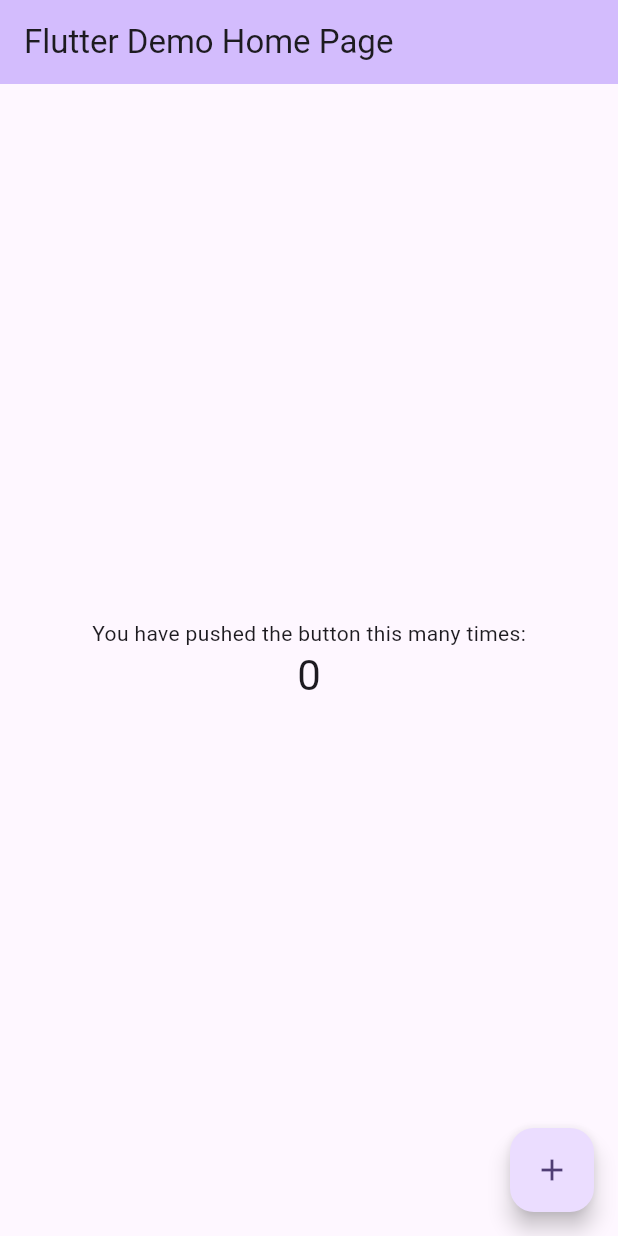
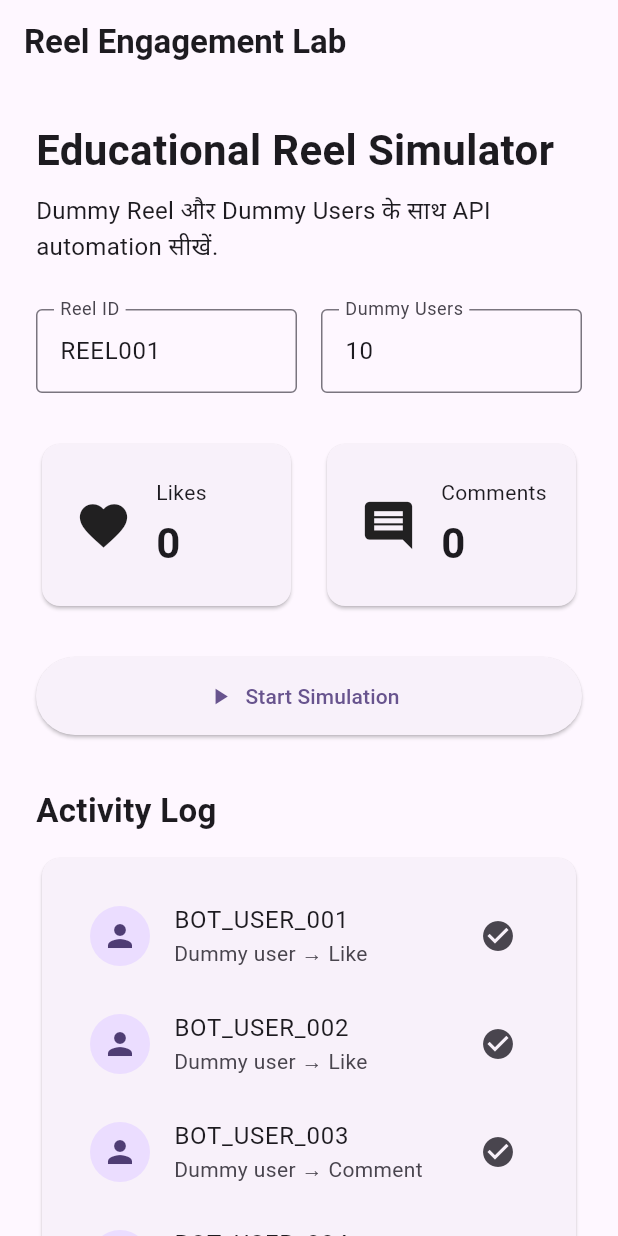
Before and after one commit to thegkexpert662-afk/reel-engagement, a Flutter app: the screen it shows after launch, on a phone screen of 412 x 824 dp. Run offline on Flutter 3.47's test engine with Material 3 defaults, Android fonts, the phone set to English and light mode, and no system bars.

Commit message:
Build educational Reel Engagement dashboard

```diff
--- a/frontend/lib/main.dart
+++ b/frontend/lib/main.dart
@@ -1,122 +1,217 @@
 import 'package:flutter/material.dart';
 
 void main() {
-  runApp(const MyApp());
+  runApp(const ReelEngagementApp());
 }
 
-class MyApp extends StatelessWidget {
-  const MyApp({super.key});
+class ReelEngagementApp extends StatelessWidget {
+  const ReelEngagementApp({super.key});
 
-  // This widget is the root of your application.
   @override
   Widget build(BuildContext context) {
     return MaterialApp(
-      title: 'Flutter Demo',
+      debugShowCheckedModeBanner: false,
+      title: 'Reel Engagement Lab',
       theme: ThemeData(
-        // This is the theme of your application.
-        //
-        // TRY THIS: Try running your application with "flutter run". You'll see
-        // the application has a purple toolbar. Then, without quitting the app,
-        // try changing the seedColor in the colorScheme below to Colors.green
-        // and then invoke "hot reload" (save your changes or press the "hot
-        // reload" button in a Flutter-supported IDE, or press "r" if you used
-        // the command line to start the app).
-        //
-        // Notice that the counter didn't reset back to zero; the application
-        // state is not lost during the reload. To reset the state, use hot
-        // restart instead.
-        //
-        // This works for code too, not just values: Most code changes can be
-        // tested with just a hot reload.
-        colorScheme: .fromSeed(seedColor: Colors.deepPurple),
+        colorScheme: ColorScheme.fromSeed(seedColor: Colors.deepPurple),
+        useMaterial3: true,
       ),
-      home: const MyHomePage(title: 'Flutter Demo Home Page'),
+      home: const DashboardScreen(),
     );
   }
 }
 
-class MyHomePage extends StatefulWidget {
-  const MyHomePage({super.key, required this.title});
-
-  // This widget is the home page of your application. It is stateful, meaning
-  // that it has a State object (defined below) that contains fields that affect
-  // how it looks.
-
-  // This class is the configuration for the state. It holds the values (in this
-  // case the title) provided by the parent (in this case the App widget) and
-  // used by the build method of the State. Fields in a Widget subclass are
-  // always marked "final".
-
-  final String title;
+class DashboardScreen extends StatefulWidget {
+  const DashboardScreen({super.key});
 
   @override
-  State<MyHomePage> createState() => _MyHomePageState();
+  State<DashboardScreen> createState() => _DashboardScreenState();
 }
 
-class _MyHomePageState extends State<MyHomePage> {
-  int _counter = 0;
+class _DashboardScreenState extends State<DashboardScreen> {
+  final reelController = TextEditingController(text: 'REEL001');
+  final usersController = TextEditingController(text: '10');
 
-  void _incrementCounter() {
+  int likes = 0;
+  int comments = 0;
+  bool running = false;
+
+  void startSimulation() {
+    final users = int.tryParse(usersController.text) ?? 10;
+
     setState(() {
-      // This call to setState tells the Flutter framework that something has
-      // changed in this State, which causes it to rerun the build method below
-      // so that the display can reflect the updated values. If we changed
-      // _counter without calling setState(), then the build method would not be
-      // called again, and so nothing would appear to happen.
-      _counter++;
+      running = true;
+      likes += users;
+    });
+
+    Future.delayed(const Duration(seconds: 1), () {
+      if (mounted) {
+        setState(() => running = false);
+      }
     });
   }
 
   @override
+  void dispose() {
+    reelController.dispose();
+    usersController.dispose();
+    super.dispose();
+  }
+
+  @override
   Widget build(BuildContext context) {
-    // This method is rerun every time setState is called, for instance as done
-    // by the _incrementCounter method above.
-    //
-    // The Flutter framework has been optimized to make rerunning build methods
-    // fast, so that you can just rebuild anything that needs updating rather
-    // than having to individually change instances of widgets.
     return Scaffold(
       appBar: AppBar(
-        // TRY THIS: Try changing the color here to a specific color (to
-        // Colors.amber, perhaps?) and trigger a hot reload to see the AppBar
-        // change color while the other colors stay the same.
-        backgroundColor: Theme.of(context).colorScheme.inversePrimary,
-        // Here we take the value from the MyHomePage object that was created by
-        // the App.build method, and use it to set our appbar title.
-        title: Text(widget.title),
+        title: const Text(
+          'Reel Engagement Lab',
+          style: TextStyle(fontWeight: FontWeight.bold),
+        ),
       ),
-      body: Center(
-        // Center is a layout widget. It takes a single child and positions it
-        // in the middle of the parent.
-        child: Column(
-          // Column is also a layout widget. It takes a list of children and
-          // arranges them vertically. By default, it sizes itself to fit its
-          // children horizontally, and tries to be as tall as its parent.
-          //
-          // Column has various properties to control how it sizes itself and
-          // how it positions its children. Here we use mainAxisAlignment to
-          // center the children vertically; the main axis here is the vertical
-          // axis because Columns are vertical (the cross axis would be
-          // horizontal).
-          //
-          // TRY THIS: Invoke "debug painting" (choose the "Toggle Debug Paint"
-          // action in the IDE, or press "p" in the console), to see the
-          // wireframe for each widget.
-          mainAxisAlignment: .center,
+      body: SingleChildScrollView(
+        padding: const EdgeInsets.all(24),
+        child: Center(
+          child: ConstrainedBox(
+            constraints: const BoxConstraints(maxWidth: 1000),
+            child: Column(
+              crossAxisAlignment: CrossAxisAlignment.start,
+              children: [
+                const Text(
+                  'Educational Reel Simulator',
+                  style: TextStyle(fontSize: 28, fontWeight: FontWeight.bold),
+                ),
+                const SizedBox(height: 8),
+                const Text(
+                  'Dummy Reel और Dummy Users के साथ API automation सीखें.',
+                  style: TextStyle(fontSize: 16),
+                ),
+                const SizedBox(height: 30),
+                Row(
+                  children: [
+                    Expanded(
+                      child: TextField(
+                        controller: reelController,
+                        decoration: const InputDecoration(
+                          labelText: 'Reel ID',
+                          hintText: 'REEL001',
+                          border: OutlineInputBorder(),
+                        ),
+                      ),
+                    ),
+                    const SizedBox(width: 16),
+                    Expanded(
+                      child: TextField(
+                        controller: usersController,
+                        keyboardType: TextInputType.number,
+                        decoration: const InputDecoration(
+                          labelText: 'Dummy Users',
+                          border: OutlineInputBorder(),
+                        ),
+                      ),
+                    ),
+                  ],
+                ),
+                const SizedBox(height: 30),
+                Row(
+                  children: [
+                    Expanded(
+                      child: _statCard('Likes', likes.toString(), Icons.favorite),
+                    ),
+                    const SizedBox(width: 16),
+                    Expanded(
+                      child: _statCard('Comments', comments.toString(), Icons.comment),
+                    ),
+                  ],
+                ),
+                const SizedBox(height: 30),
+                SizedBox(
+                  width: double.infinity,
+                  height: 52,
+                  child: ElevatedButton.icon(
+                    onPressed: running ? null : startSimulation,
+                    icon: Icon(running ? Icons.hourglass_top : Icons.play_arrow),
+                    label: Text(
+                      running ? 'Simulation Running...' : 'Start Simulation',
+                    ),
+                  ),
+                ),
+                const SizedBox(height: 35),
+                const Text(
+                  'Activity Log',
+                  style: TextStyle(fontSize: 22, fontWeight: FontWeight.bold),
+                ),
+                const SizedBox(height: 12),
+                Card(
+                  child: Padding(
+                    padding: const EdgeInsets.all(16),
+                    child: Column(
+                      children: [
+                        _activity('BOT_USER_001', 'Like'),
+                        _activity('BOT_USER_002', 'Like'),
+                        _activity('BOT_USER_003', 'Comment'),
+                        _activity('BOT_USER_004', 'Like'),
+                      ],
+                    ),
+                  ),
+                ),
+                const SizedBox(height: 30),
+                const Card(
+                  child: Padding(
+                    padding: EdgeInsets.all(16),
+                    child: Row(
+                      children: [
+                        Icon(Icons.school),
+                        SizedBox(width: 12),
+                        Expanded(
+                          child: Text(
+                            'Educational mode: यह simulator केवल dummy data पर चलता है।',
+                          ),
+                        ),
+                      ],
+                    ),
+                  ),
+                ),
+              ],
+            ),
+          ),
+        ),
+      ),
+    );
+  }
+
+  Widget _statCard(String title, String value, IconData icon) {
+    return Card(
+      child: Padding(
+        padding: const EdgeInsets.all(22),
+        child: Row(
           children: [
-            const Text('You have pushed the button this many times:'),
-            Text(
-              '$_counter',
-              style: Theme.of(context).textTheme.headlineMedium,
+            Icon(icon, size: 38),
+            const SizedBox(width: 16),
+            Column(
+              crossAxisAlignment: CrossAxisAlignment.start,
+              children: [
+                Text(title),
+                const SizedBox(height: 4),
+                Text(
+                  value,
+                  style: const TextStyle(
+                    fontSize: 28,
+                    fontWeight: FontWeight.bold,
+                  ),
+                ),
+              ],
             ),
           ],
         ),
       ),
-      floatingActionButton: FloatingActionButton(
-        onPressed: _incrementCounter,
-        tooltip: 'Increment',
-        child: const Icon(Icons.add),
-      ),
+    );
+  }
+
+  Widget _activity(String user, String action) {
+    return ListTile(
+      leading: const CircleAvatar(child: Icon(Icons.person)),
+      title: Text(user),
+      subtitle: Text('Dummy user → $action'),
+      trailing: const Icon(Icons.check_circle),
     );
   }
 }
```
